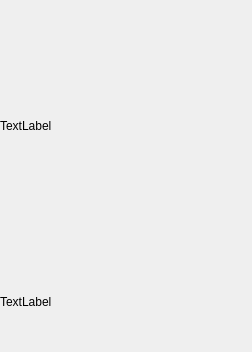
Before: the Qt Designer form zweixin/zloginwidget.ui in weinkym/src_miao, drawn with Qt 5.
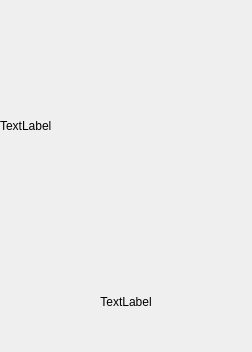
After: the same form once the commit is applied.

Diff of the .ui file:
```diff
--- a/zweixin/zloginwidget.ui
+++ b/zweixin/zloginwidget.ui
@@ -62,6 +62,9 @@
      <property name="text">
       <string>TextLabel</string>
      </property>
+     <property name="alignment">
+      <set>Qt::AlignCenter</set>
+     </property>
     </widget>
    </item>
   </layout>
```
